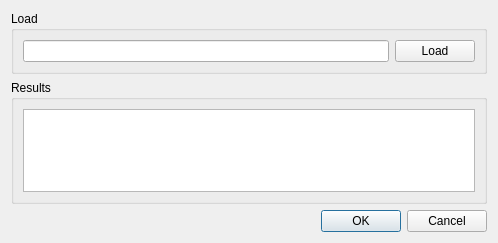
Before: the Qt Designer form FMI2QGIS/resources/ui/main_dialog.ui in GispoCoding/FMI2QGIS, drawn with Qt 5.
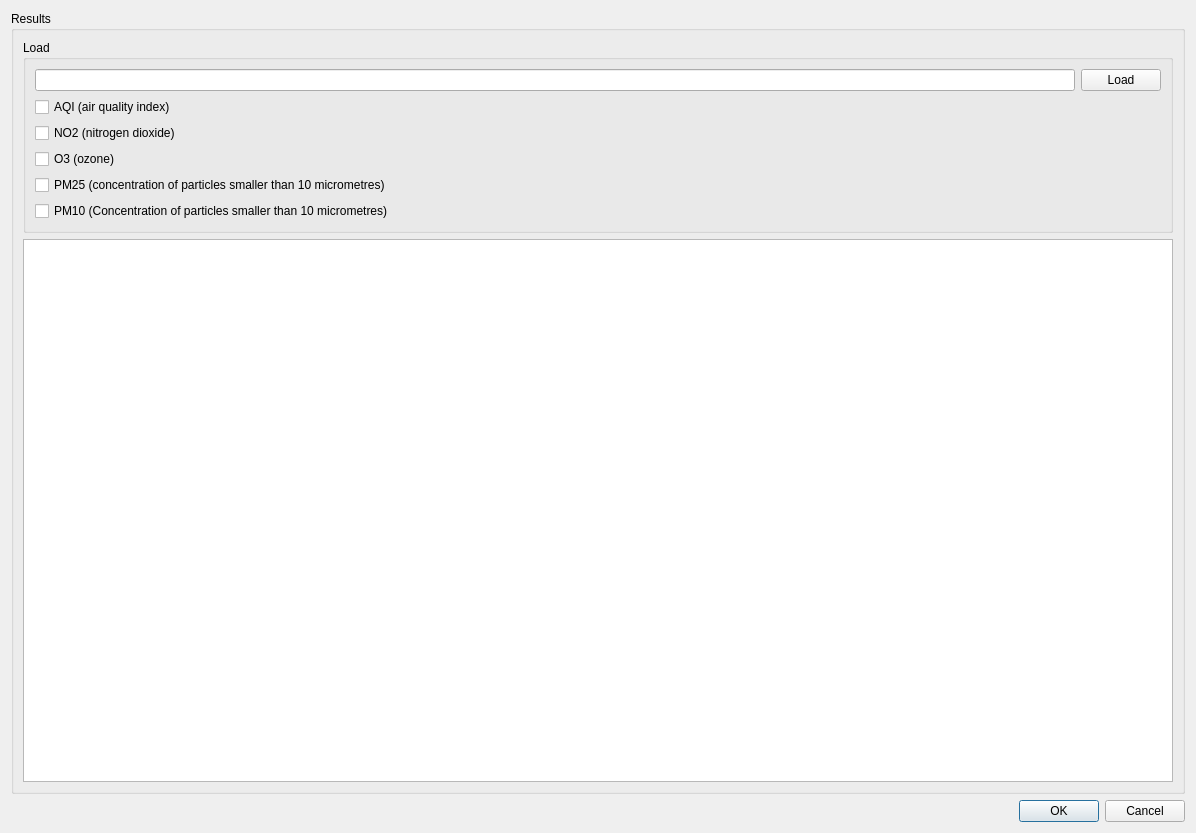
After: the same form once the commit is applied.

Commit message: Add parameter option checkboxes to main dialog

Patch:
```diff
--- a/FMI2QGIS/resources/ui/main_dialog.ui
+++ b/FMI2QGIS/resources/ui/main_dialog.ui
@@ -6,8 +6,8 @@
    <rect>
     <x>0</x>
     <y>0</y>
-    <width>498</width>
-    <height>243</height>
+    <width>1196</width>
+    <height>833</height>
    </rect>
   </property>
   <property name="windowTitle">
@@ -17,6 +17,12 @@
    <item>
     <layout class="QVBoxLayout" name="verticalLayout_3">
      <item>
+      <widget class="QGroupBox" name="groupBox_2">
+       <property name="title">
+        <string>Results</string>
+       </property>
+       <layout class="QVBoxLayout" name="verticalLayout_2">
+        <item>
       <widget class="QGroupBox" name="groupBox">
        <property name="title">
         <string>Load</string>
@@ -36,15 +42,44 @@
           </item>
          </layout>
         </item>
+           <item>
+            <widget class="QCheckBox" name="chck_box_aqi">
+             <property name="text">
+              <string>AQI (air quality index)</string>
+             </property>
+            </widget>
+           </item>
+           <item>
+            <widget class="QCheckBox" name="chck_box_no2">
+             <property name="text">
+              <string>NO2 (nitrogen dioxide)</string>
+             </property>
+            </widget>
+           </item>
+           <item>
+            <widget class="QCheckBox" name="chck_box_o3">
+             <property name="text">
+              <string>O3 (ozone)</string>
+             </property>
+            </widget>
+           </item>
+           <item>
+            <widget class="QCheckBox" name="chck_box_pm25">
+             <property name="text">
+              <string>PM25 (concentration of particles smaller than 10 micrometres)</string>
+             </property>
+            </widget>
+           </item>
+           <item>
+            <widget class="QCheckBox" name="chck_box_pm10">
+             <property name="text">
+              <string>PM10 (Concentration of particles smaller than 10 micrometres)</string>
+             </property>
+            </widget>
+           </item>
        </layout>
       </widget>
      </item>
-     <item>
-      <widget class="QGroupBox" name="groupBox_2">
-       <property name="title">
-        <string>Results</string>
-       </property>
-       <layout class="QVBoxLayout" name="verticalLayout_2">
         <item>
          <widget class="QTextEdit" name="txt_edit_result"/>
         </item>
```
Lines whose indentation alone changed are shown as unchanged.
